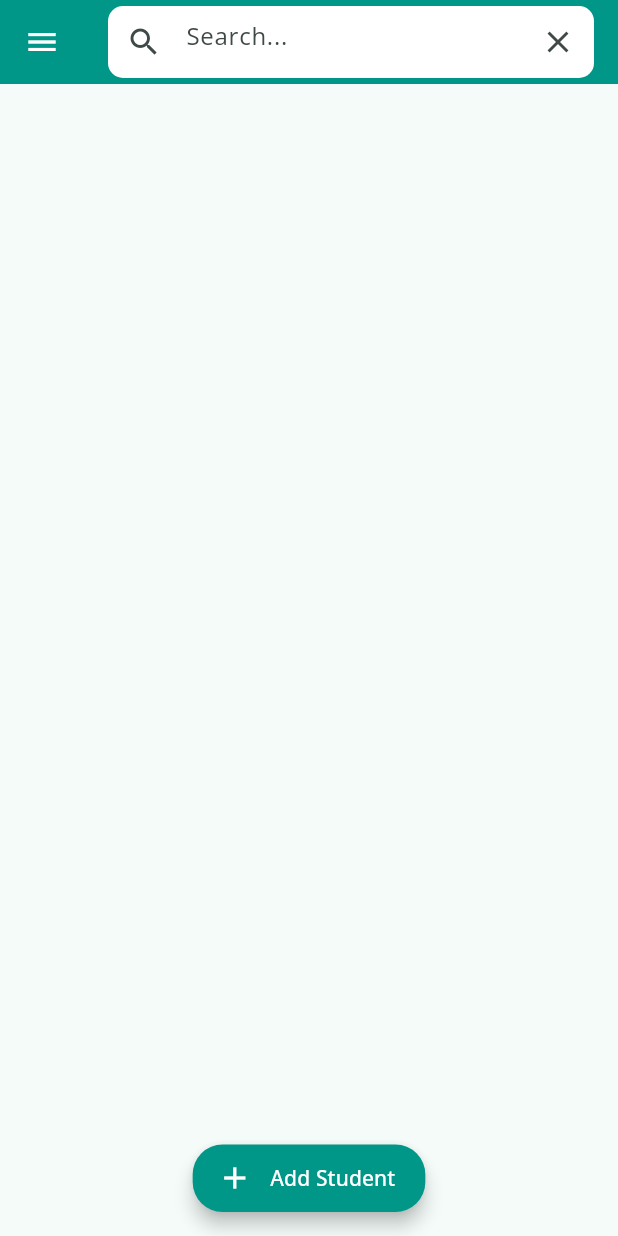
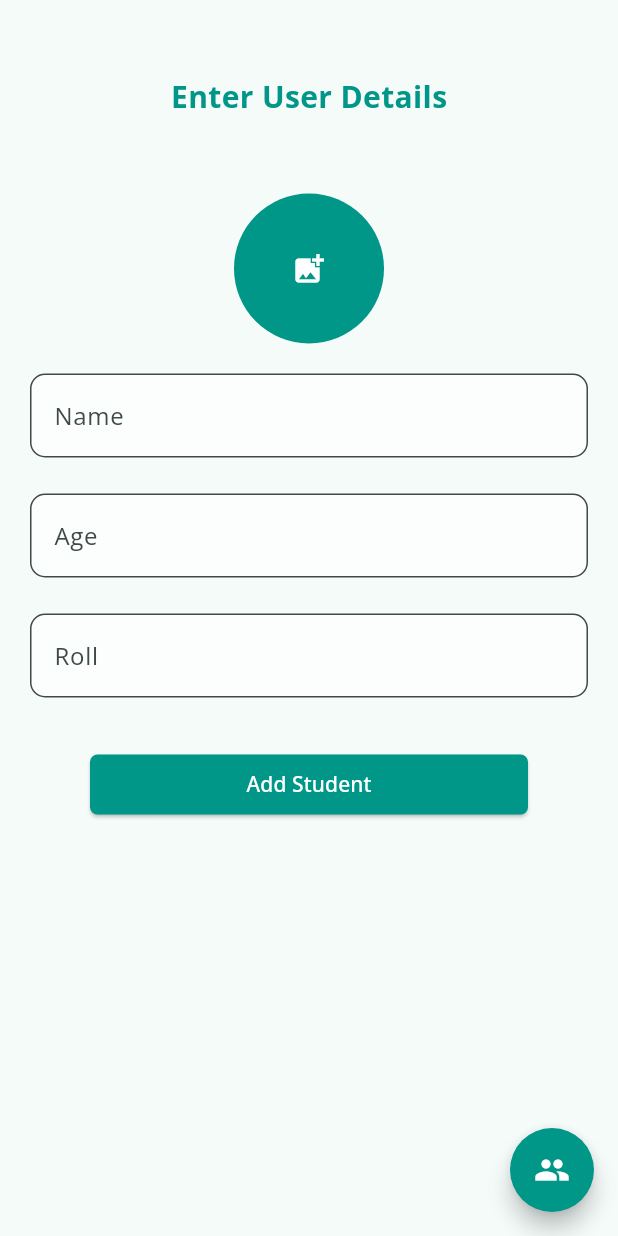
Before and after one commit to safvansafvan/StudentAppWithFirebase, a Flutter app: the HomeView screen opened directly, after a tap on "Add Student", on a phone screen of 412 x 824 dp. Run offline on Flutter 3.47's test engine with Material 3 defaults, Android fonts, the phone set to English and light mode, and no system bars; our stand-ins replace connectivity_plus, firebase_auth, firebase_core, fluttertoast, google_fonts, google_sign_in and 2 more; accounts and stored records are empty.

Commit message:
add student screen completed

```diff
--- /dev/null
+++ b/lib/controller/providers/db_provider.dart
@@ -0,0 +1,7 @@
+import 'package:flutter/material.dart';
+
+class DbProvider extends ChangeNotifier {
+  TextEditingController nameCtrl = TextEditingController();
+  TextEditingController ageCtrl = TextEditingController();
+  TextEditingController rollNumCtrl = TextEditingController();
+}
--- a/lib/main.dart
+++ b/lib/main.dart
@@ -3,7 +3,9 @@ import 'package:flutter/material.dart';
 import 'package:google_fonts/google_fonts.dart';
 import 'package:provider/provider.dart';
 import 'package:studentappfirebase/controller/providers/auth_provider.dart';
+import 'package:studentappfirebase/controller/providers/db_provider.dart';
 import 'package:studentappfirebase/controller/providers/internet_provider.dart';
+import 'package:studentappfirebase/view/add_student/add_student.dart';
 
 void main() async {
   WidgetsFlutterBinding.ensureInitialized();
@@ -20,7 +22,8 @@ class MyApp extends StatelessWidget {
     return MultiProvider(
       providers: [
         ChangeNotifierProvider(create: (context) => AuthProvider()),
-        ChangeNotifierProvider(create: (context) => InternetProvider())
+        ChangeNotifierProvider(create: (context) => InternetProvider()),
+        ChangeNotifierProvider(create: (context) => DbProvider())
       ],
       child: MaterialApp(
         title: 'studentapp',
@@ -31,6 +34,9 @@ class MyApp extends StatelessWidget {
         ),
         debugShowCheckedModeBanner: false,
         home: provider.handleScreens(context),
+        routes: {
+          'addView': (context) => const AddStudentView(),
+        },
       ),
     );
   }
--- /dev/null
+++ b/lib/view/add_student/add_student.dart
@@ -0,0 +1,69 @@
+import 'package:flutter/material.dart';
+import 'package:provider/provider.dart';
+import 'package:studentappfirebase/controller/const.dart';
+import 'package:studentappfirebase/controller/providers/db_provider.dart';
+import 'package:studentappfirebase/view/widgets/text_form_view.dart';
+
+class AddStudentView extends StatelessWidget {
+  const AddStudentView({super.key});
+
+  @override
+  Widget build(BuildContext context) {
+    final dbProvider = Provider.of<DbProvider>(context, listen: false);
+    return Scaffold(
+      body: ListView(
+        children: [
+          Container(
+            alignment: Alignment.center,
+            margin: const EdgeInsets.symmetric(vertical: 50),
+            child: const Text(
+              'Enter User Details',
+              style: TextStyle(
+                  fontWeight: FontWeight.bold, fontSize: 20, color: commonClr),
+            ),
+          ),
+          CircleAvatar(
+            backgroundColor: commonClr,
+            radius: 50,
+            child: IconButton(
+                onPressed: () {},
+                icon: Icon(
+                  Icons.add_photo_alternate,
+                  color: kwhite,
+                )),
+          ),
+          commonHeight,
+          TextFormView(
+              controller: dbProvider.nameCtrl, hintText: 'Name', isNum: false),
+          TextFormView(
+              controller: dbProvider.ageCtrl, hintText: 'Age', isNum: true),
+          TextFormView(
+              controller: dbProvider.rollNumCtrl,
+              hintText: 'Roll',
+              isNum: true),
+          Container(
+            margin: const EdgeInsets.symmetric(horizontal: 60, vertical: 20),
+            child: ElevatedButton(
+                onPressed: () async {},
+                style: ElevatedButton.styleFrom(
+                  backgroundColor: commonClr,
+                  shape: RoundedRectangleBorder(
+                    borderRadius: BorderRadius.circular(5.0),
+                  ),
+                ),
+                child: Text(
+                  'Add Student',
+                  style: TextStyle(color: kwhite),
+                )),
+          ),
+        ],
+      ),
+      floatingActionButton: FloatingActionButton(
+        backgroundColor: commonClr,
+        shape: const CircleBorder(),
+        child: Icon(Icons.people, color: kwhite),
+        onPressed: () => Navigator.of(context).pop(),
+      ),
+    );
+  }
+}
--- a/lib/view/home/home.dart
+++ b/lib/view/home/home.dart
@@ -48,7 +48,9 @@ class HomeView extends StatelessWidget {
           elevation: 5,
           icon: Icon(Icons.add, color: kwhite),
           backgroundColor: commonClr,
-          onPressed: () {},
+          onPressed: () {
+            Navigator.pushNamed(context, 'addView');
+          },
           label: Text(
             ' Add Student',
             style: TextStyle(color: kwhite),
--- /dev/null
+++ b/lib/view/widgets/text_form_view.dart
@@ -0,0 +1,43 @@
+import 'package:flutter/material.dart';
+
+// ignore: must_be_immutable
+class TextFormView extends StatelessWidget {
+  TextFormView(
+      {super.key,
+      required this.controller,
+      required this.hintText,
+      required this.isNum});
+
+  final TextEditingController controller;
+  final String hintText;
+  bool isNum;
+
+  @override
+  Widget build(BuildContext context) {
+    return Container(
+      height: 60,
+      margin: const EdgeInsets.symmetric(horizontal: 20, vertical: 10),
+      child: TextFormField(
+        controller: controller,
+        keyboardType: isNum ? TextInputType.number : TextInputType.name,
+        decoration: InputDecoration(
+          filled: true,
+          fillColor: Colors.white70,
+          labelText: hintText,
+          border: const OutlineInputBorder(
+            borderRadius: BorderRadius.all(
+              Radius.circular(10),
+            ),
+          ),
+        ),
+        validator: (value) {
+          if (value == null || value.isEmpty) {
+            return 'Required';
+          } else {
+            return null;
+          }
+        },
+      ),
+    );
+  }
+}
```
